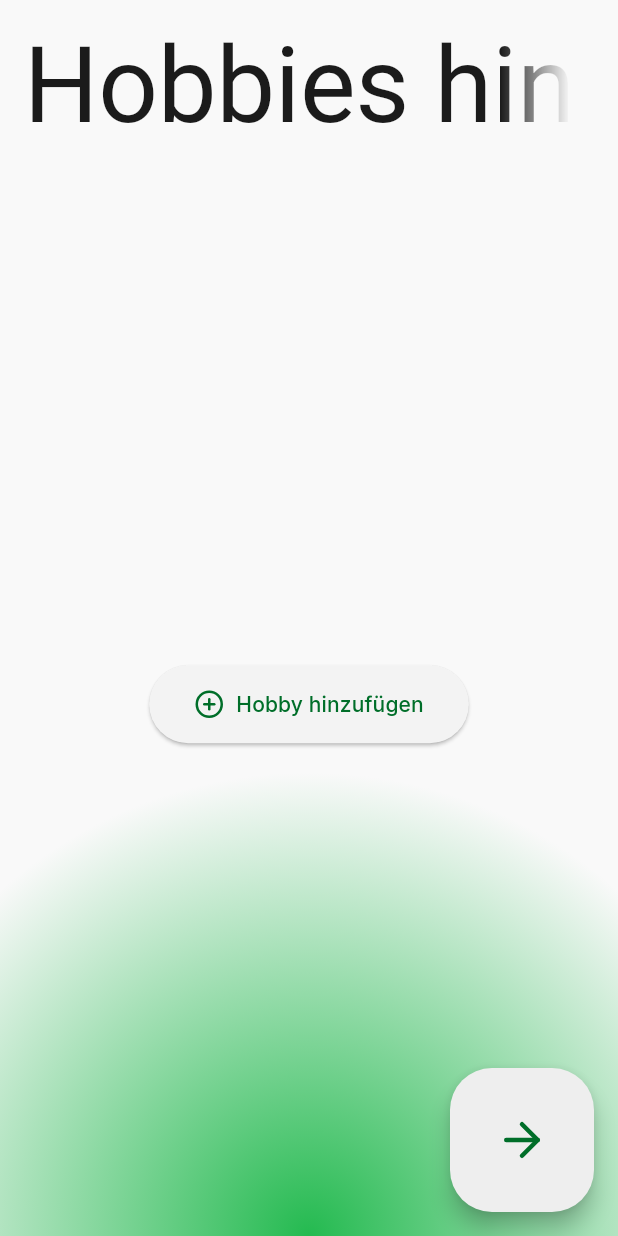
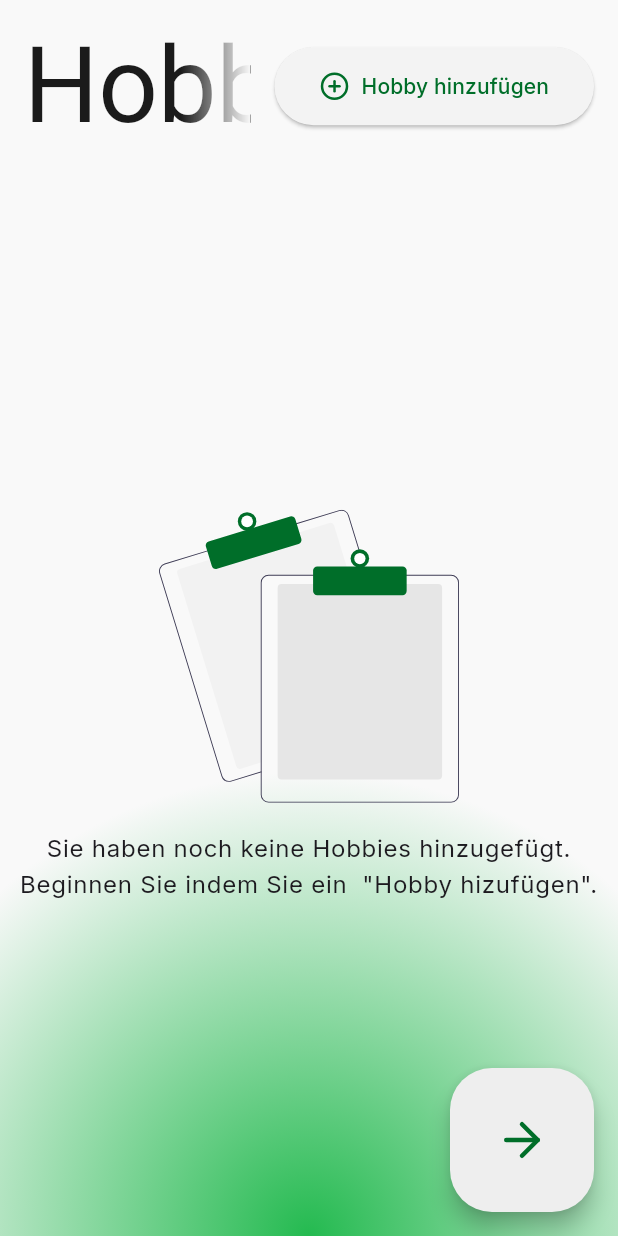
Before and after one commit to zTomz/schulplaner, a Flutter app: the CreateHobbiesPage screen opened directly, on a phone screen of 412 x 824 dp. Run offline on Flutter 3.47's test engine with Material 3 defaults, Android fonts, the phone set to English and light mode, and no system bars; our stand-ins replace auto_route, cloud_firestore, email_validator, equatable, firebase_auth, firebase_core and 6 more; accounts and stored records are empty; generated files the repository leaves out were written again.

Commit message:
Handle data states of the hobbies

```diff
--- a/lib/features/account_creation/pages/create_hobbies_page.dart
+++ b/lib/features/account_creation/pages/create_hobbies_page.dart
@@ -2,6 +2,8 @@ import 'package:auto_route/auto_route.dart';
 import 'package:flutter/material.dart';
 import 'package:flutter_hooks/flutter_hooks.dart';
 import 'package:flutter_lucide/flutter_lucide.dart';
+import 'package:flutter_svg/svg.dart';
+import 'package:schulplaner/common/constants/svg_pictures.dart';
 import 'package:schulplaner/common/dialogs/custom_dialog.dart';
 import 'package:schulplaner/common/dialogs/hobby/edit_hobby_dialog.dart';
 import 'package:schulplaner/common/functions/get_value_or_null.dart';
@@ -41,13 +43,25 @@ class CreateHobbiesPage extends HookWidget {
           "Hobbies hinzufügen",
         ),
         actions: [
-          if (hobbies.value.isNotEmpty)
-            _addHobbyButton(
-              context,
-              onHobbyAdded: (hobby) {
-                hobbies.value = [...hobbies.value, hobby];
-              },
+          ElevatedButton.icon(
+            onPressed: () async {
+              final result = await showDialog<Hobby>(
+                context: context,
+                builder: (context) {
+                  return const EditHobbyDialog();
+                },
+              );
+
+              if (result != null) {
+                hobbies.value = hobbies.value..add(result);
+              }
+            },
+            icon: const Icon(
+              LucideIcons.circle_plus,
+              size: 20,
             ),
+            label: const Text("Hobby hinzufügen"),
+          ),
           const SizedBox(width: Spacing.medium),
         ],
       ),
@@ -67,11 +81,27 @@ class CreateHobbiesPage extends HookWidget {
       ),
       body: hobbies.value.isEmpty
           ? Center(
-              child: _addHobbyButton(
-                context,
-                onHobbyAdded: (hobby) {
-                  hobbies.value = [...hobbies.value, hobby];
-                },
+              child: Column(
+                mainAxisAlignment: MainAxisAlignment.center,
+                children: [
+                  SizedBox.square(
+                    dimension: kInfoImageSize,
+                    child: SvgPicture.asset(
+                      Theme.of(context).brightness == Brightness.dark
+                          ? SvgPictures.no_data_dark
+                          : SvgPictures.no_data_light,
+                    ),
+                  ),
+                  const SizedBox(height: Spacing.medium),
+                  SizedBox(
+                    width: kInfoTextWidth,
+                    child: Text(
+                      "Sie haben noch keine Hobbies hinzugefügt. Beginnen Sie indem Sie ein  \"Hobby hizufügen\".",
+                      style: Theme.of(context).textTheme.bodyLarge,
+                      textAlign: TextAlign.center,
+                    ),
+                  ),
+                ],
               ),
             )
           : ListView.builder(
@@ -122,29 +152,4 @@ class CreateHobbiesPage extends HookWidget {
             ),
     );
   }
-
-  Widget _addHobbyButton(
-    BuildContext context, {
-    required void Function(Hobby hobby) onHobbyAdded,
-  }) {
-    return ElevatedButton.icon(
-      onPressed: () async {
-        final result = await showDialog<Hobby>(
-          context: context,
-          builder: (context) {
-            return const EditHobbyDialog();
-          },
-        );
-
-        if (result != null) {
-          onHobbyAdded(result);
-        }
-      },
-      icon: const Icon(
-        LucideIcons.circle_plus,
-        size: 20,
-      ),
-      label: const Text("Hobby hinzufügen"),
-    );
-  }
 }
```
Also changed, not shown: lib/common/functions/handle_snapshot_state.dart (added, +46 -0 lines), lib/features/hobbies/hobbies_page.dart (+37 -6 lines), lib/features/weekly_schedule/weekly_schedule_page.dart (+7 -32 lines).
